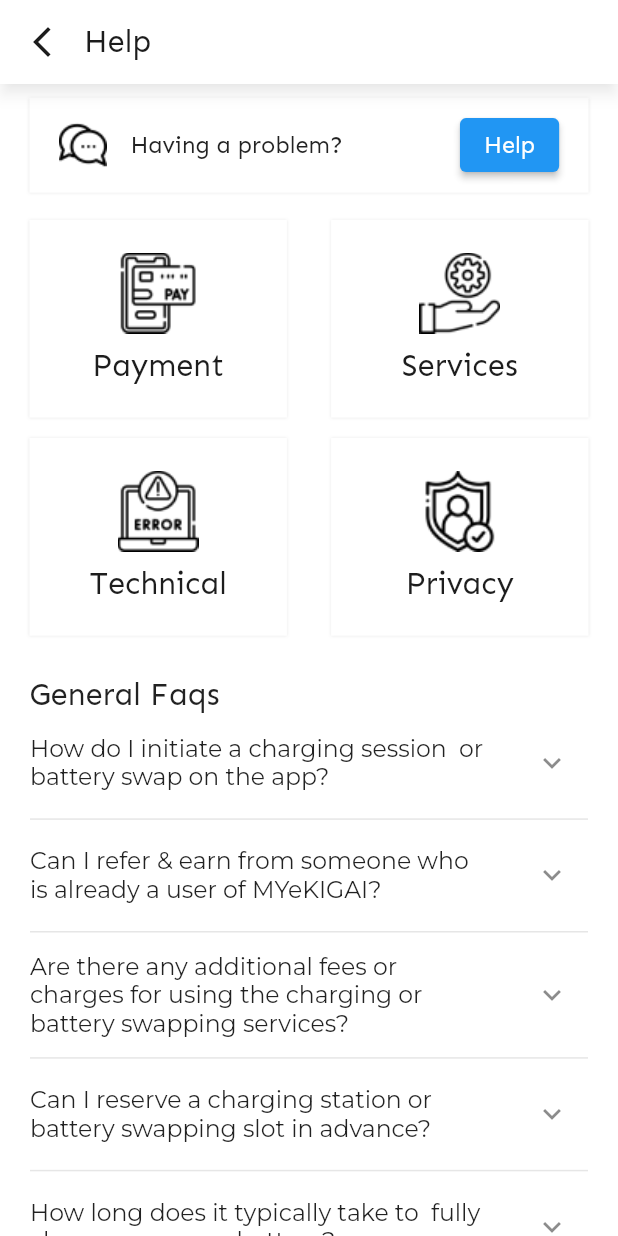
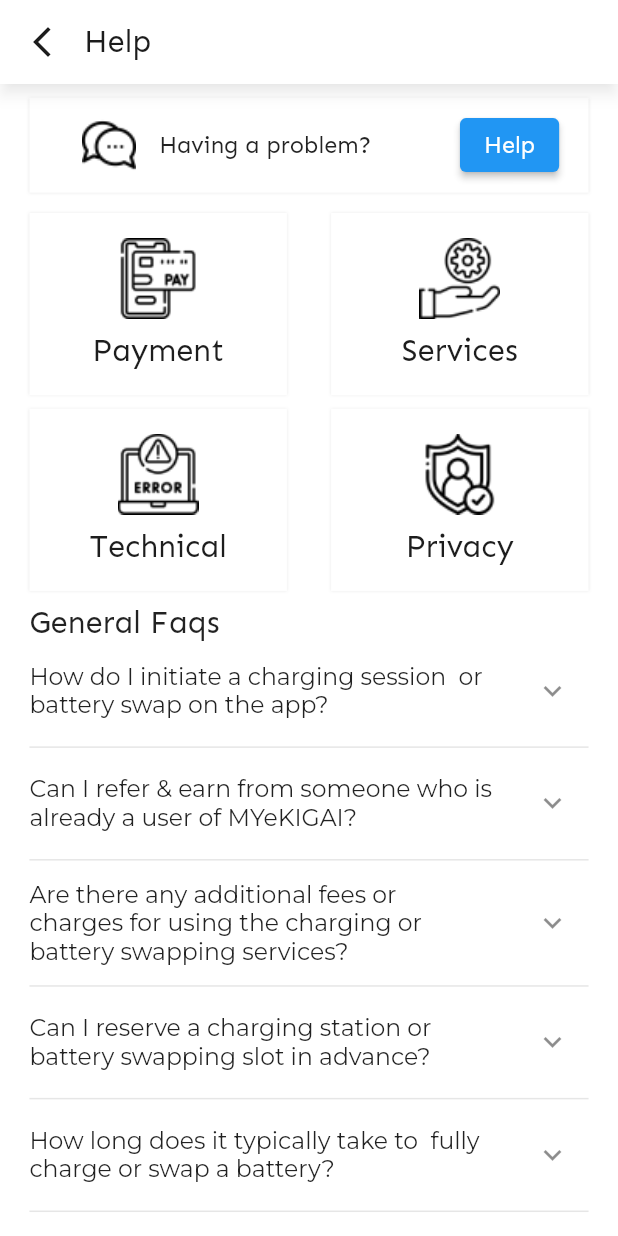
Before and after one commit to AbishekGhalley/App_Development_Project, a Flutter app: the screen it shows once a user with an empty profile is signed in, in the side drawer, after a tap on "Help", on a phone screen of 412 x 824 dp. Run offline on Flutter 3.47's test engine with Material 2 defaults, Android fonts, the phone set to English and light mode, and no system bars; our stand-ins replace dotted_border, firebase_auth, firebase_core, flutter_otp_text_field, flutter_screenutil, flutter_svg and 4 more; missing offline and left inert: mobile_scanner; accounts and stored records are empty.

Commit message:
Help modified

```diff
--- a/lib/features/hamburger/view/help.dart
+++ b/lib/features/hamburger/view/help.dart
@@ -42,31 +42,38 @@ class Help extends StatelessWidget {
                 ]),
                 child: Row(
                   children: [
-                    Image.asset(HamAssets.bubblechat,fit: BoxFit.fitWidth,),
-                    SizedBox(
-                      width: ScreenUtil().setWidth(16),
+                    Expanded(
+                      flex: 1,
+                      child: Image.asset(
+                        HamAssets.bubblechat,
+                        fit: BoxFit.contain,
                       ),
-                    Text("Having a problem?",
+                    ),
+                    Expanded(
+                      flex: 3,
+                      child: Text("Having a problem?",
                           style: TextStyle(
                               fontSize: ScreenUtil().setSp(16),
                               fontWeight: FontWeight.w500,
                               fontFamily: "Sen")),
-                    const Spacer(),
-                    ElevatedButton(
+                    ),
+                    Expanded(
+                      flex: 0,
+                      child: ElevatedButton(
                           onPressed: () {},
                           child: Text("Help",
                               style: TextStyle(
                                   color: Colors.white,
                                   fontSize: ScreenUtil().setSp(16),
                                   fontWeight: FontWeight.w400,
-                                fontFamily: "Sen")))
+                                  fontFamily: "Sen"))),
+                    )
                   ],
                 )),
           ),
-          SizedBox(
-            height: ScreenUtil().setHeight(5),
-          ),
-          Padding(
+          Expanded(
+            flex: 1,
+            child: Padding(
               padding: EdgeInsets.symmetric(
                   vertical: ScreenUtil().setHeight(5),
                   horizontal: ScreenUtil().setWidth(20)),
@@ -79,10 +86,10 @@ class Help extends StatelessWidget {
                 ],
               ),
             ),
-          SizedBox(
-            height: ScreenUtil().setHeight(5),
           ),
-          Padding(
+          Expanded(
+            flex: 1,
+            child: Padding(
               padding: EdgeInsets.symmetric(
                   vertical: ScreenUtil().setHeight(5),
                   horizontal: ScreenUtil().setWidth(20)),
@@ -94,10 +101,10 @@ class Help extends StatelessWidget {
                 ],
               ),
             ),
-          SizedBox(
-            height: ScreenUtil().setHeight(20),
           ),
-          Container(
+          Expanded(
+            flex: 0,
+            child: Container(
               alignment: Alignment.centerLeft,
               padding: EdgeInsets.symmetric(
                   vertical: ScreenUtil().setHeight(5),
@@ -111,10 +118,15 @@ class Help extends StatelessWidget {
                 textAlign: TextAlign.start,
               ),
             ),
+          ),
           Expanded(
+              flex: 3,
               child: ListView.builder(
-                  padding:
-                      EdgeInsets.only(left: 20, right: 20, top: 0, bottom: 25),
+                  padding: EdgeInsets.only(
+                      left: ScreenUtil().setWidth(20),
+                      right: ScreenUtil().setWidth(20),
+                      top: 0,
+                      bottom: ScreenUtil().setHeight(25)),
                   itemCount: faqs.length,
                   itemBuilder: (BuildContext context, int index) {
                     return Column(children: [
```
Lines whose indentation alone changed are shown as unchanged.
